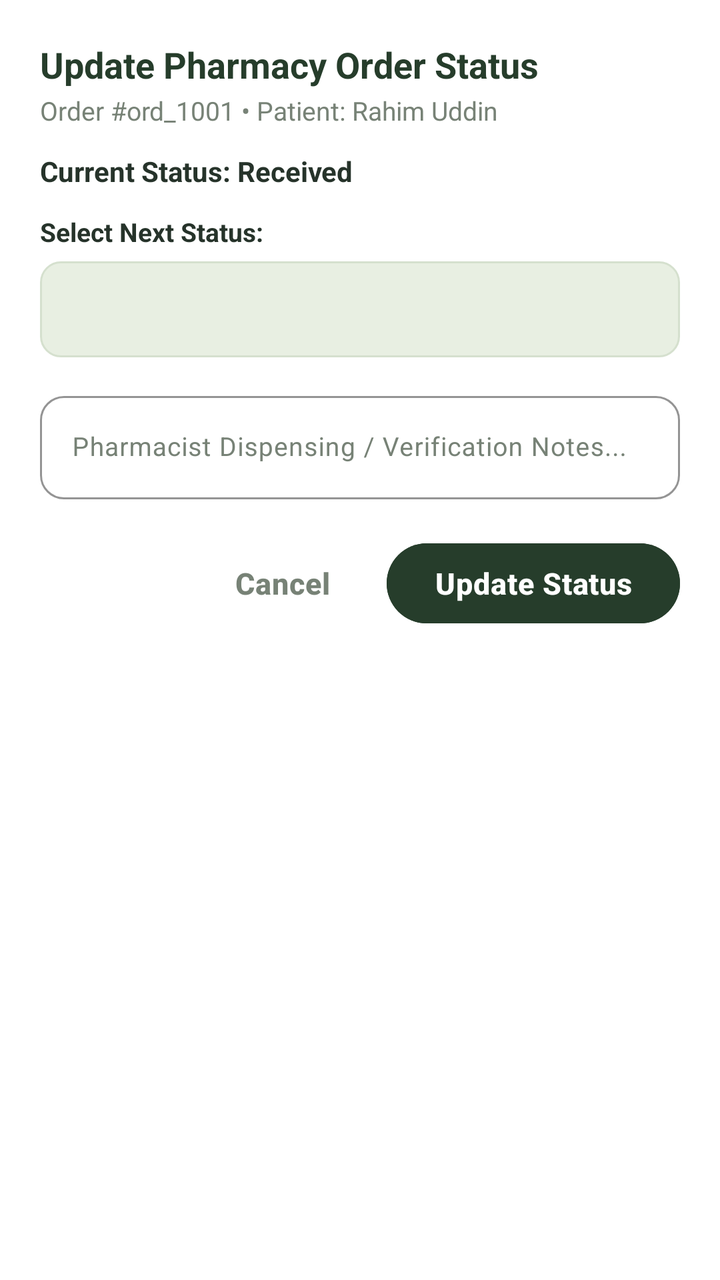
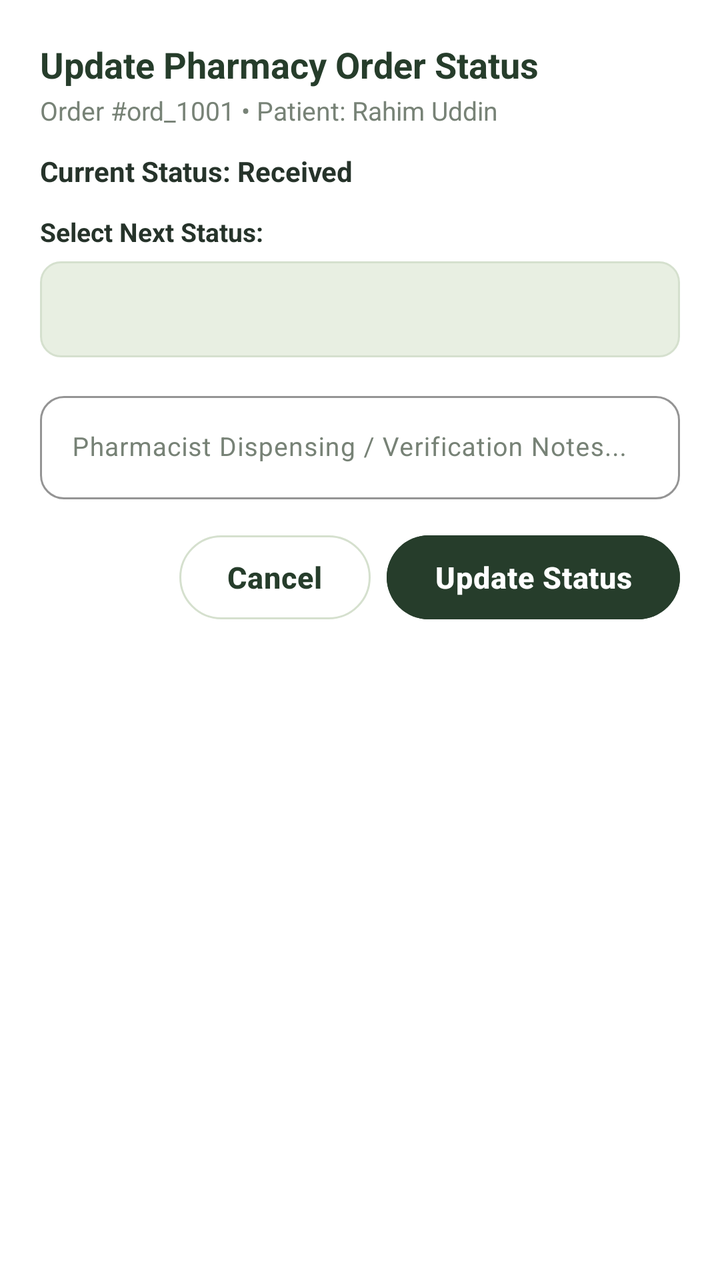

The first picture is an Android layout as it rendered before a commit; the second is the same layout after the commit. The layout source and the unified diff follow.
<!-- AndroidManifest.xml: application theme Theme.AROHI -->
<!-- res/layout/dialog_manage_order_status.xml -->
<?xml version="1.0" encoding="utf-8"?>
<LinearLayout
    xmlns:android="http://schemas.android.com/apk/res/android"
    xmlns:app="http://schemas.android.com/apk/res-auto"
    android:layout_width="match_parent"
    android:layout_height="wrap_content"
    android:orientation="vertical"
    android:padding="20dp"
    android:background="@color/white">

    <TextView
        android:layout_width="wrap_content"
        android:layout_height="wrap_content"
        android:text="Update Pharmacy Order Status"
        android:textColor="@color/deep_forest_green"
        android:textSize="18sp"
        android:textStyle="bold" />

    <TextView
        android:id="@+id/tvManageOrderId"
        android:layout_width="wrap_content"
        android:layout_height="wrap_content"
        android:layout_marginTop="2dp"
        android:text="Order #ord_1001 • Patient: Rahim Uddin"
        android:textColor="@color/text_secondary"
        android:textSize="13sp" />

    <TextView
        android:id="@+id/tvCurrentStatusLabel"
        android:layout_width="wrap_content"
        android:layout_height="wrap_content"
        android:layout_marginTop="12dp"
        android:text="Current Status: Received"
        android:textColor="@color/text_primary"
        android:textSize="14sp"
        android:textStyle="bold" />

    <TextView
        android:layout_width="wrap_content"
        android:layout_height="wrap_content"
        android:layout_marginTop="12dp"
        android:text="Select Next Status:"
        android:textColor="@color/text_primary"
        android:textSize="13sp"
        android:textStyle="bold" />

    <Spinner
        android:id="@+id/spinnerNextStatus"
        android:layout_width="match_parent"
        android:layout_height="48dp"
        android:layout_marginTop="6dp"
        android:background="@drawable/bg_card_subtle"
        android:paddingHorizontal="10dp" />

    <com.google.android.material.textfield.TextInputLayout
        style="@style/Widget.Material3.TextInputLayout.OutlinedBox"
        android:layout_width="match_parent"
        android:layout_height="wrap_content"
        android:layout_marginTop="14dp"
        app:boxStrokeColor="@color/border_focused">

        <com.google.android.material.textfield.TextInputEditText
            android:id="@+id/etPharmacistNotes"
            android:layout_width="match_parent"
            android:layout_height="wrap_content"
            android:hint="Pharmacist Dispensing / Verification Notes..."
            android:inputType="textMultiLine"
            android:maxLines="3"
            android:textSize="13sp" />
    </com.google.android.material.textfield.TextInputLayout>

    <LinearLayout
        android:layout_width="match_parent"
        android:layout_height="wrap_content"
        android:layout_marginTop="18dp"
        android:orientation="horizontal"
        android:gravity="end">

        <com.google.android.material.button.MaterialButton
            android:id="@+id/btnCancelStatusDialog"
            style="@style/Widget.Material3.Button.TextButton"
            android:layout_width="wrap_content"
            android:layout_height="wrap_content"
            android:text="Cancel"
            android:textColor="@color/text_secondary" />

        <com.google.android.material.button.MaterialButton
            android:id="@+id/btnConfirmStatusUpdate"
            style="@style/Widget.Material3.Button"
            android:layout_width="wrap_content"
            android:layout_height="wrap_content"
            android:layout_marginStart="8dp"
            android:backgroundTint="@color/deep_forest_green"
            android:text="Update Status"
            android:textColor="@color/white" />
    </LinearLayout>
</LinearLayout>
<!-- resources referenced by this layout -->
<resources>
  <style name="Theme.AROHI" parent="Theme.Material3.Light.NoActionBar">
          
          <item name="colorPrimary">@color/primary_moss_green</item>
          <item name="colorOnPrimary">@color/white</item>
          <item name="colorPrimaryContainer">@color/pale_mint</item>
          <item name="colorOnPrimaryContainer">@color/deep_forest_green</item>
  
          <item name="colorSecondary">@color/secondary_sage</item>
          <item name="colorOnSecondary">@color/white</item>
          <item name="colorSecondaryContainer">@color/soft_sage</item>
          <item name="colorOnSecondaryContainer">@color/deep_forest_green</item>
  
          <item name="colorTertiary">@color/deep_forest_green</item>
          <item name="colorOnTertiary">@color/white</item>
  
          <item name="colorError">@color/status_emergency</item>
          <item name="colorOnError">@color/white</item>
          <item name="colorErrorContainer">@color/status_emergency_bg</item>
          <item name="colorOnErrorContainer">@color/status_emergency</item>
  
          
          <item name="android:windowBackground">@color/warm_ivory</item>
          <item name="android:colorBackground">@color/warm_ivory</item>
          <item name="colorSurface">@color/surface_card</item>
          <item name="colorOnSurface">@color/text_primary</item>
          <item name="colorSurfaceVariant">@color/pale_mint</item>
          <item name="colorOnSurfaceVariant">@color/text_secondary</item>
          <item name="colorOutline">@color/border_stroke</item>
  
          
          <item name="android:statusBarColor">@color/deep_forest_green</item>
          <item name="android:navigationBarColor">@color/warm_ivory</item>
          <item name="android:windowLightStatusBar">false</item>
  
          
          <item name="materialButtonStyle">@style/Widget.AROHI.Button.Primary</item>
          <item name="textInputStyle">@style/Widget.AROHI.TextInputLayout</item>
          <item name="materialCardViewStyle">@style/Widget.AROHI.Card</item>
      </style>
  <!-- unchanged entries left out for length: 24 -->
</resources>

<!-- the commit's change to res/layout/dialog_manage_order_status.xml (unified diff, before → after) -->
@@ -78,20 +78,28 @@
 
         <com.google.android.material.button.MaterialButton
             android:id="@+id/btnCancelStatusDialog"
-            style="@style/Widget.Material3.Button.TextButton"
+            style="@style/Widget.Material3.Button.OutlinedButton"
             android:layout_width="wrap_content"
-            android:layout_height="wrap_content"
+            android:layout_height="42dp"
+            android:insetTop="0dp"
+            android:insetBottom="0dp"
             android:text="Cancel"
-            android:textColor="@color/text_secondary" />
+            android:textColor="@color/deep_forest_green"
+            app:cornerRadius="21dp"
+            app:strokeColor="@color/border_stroke"
+            app:strokeWidth="1dp" />
 
         <com.google.android.material.button.MaterialButton
             android:id="@+id/btnConfirmStatusUpdate"
             style="@style/Widget.Material3.Button"
             android:layout_width="wrap_content"
-            android:layout_height="wrap_content"
+            android:layout_height="42dp"
             android:layout_marginStart="8dp"
+            android:insetTop="0dp"
+            android:insetBottom="0dp"
             android:backgroundTint="@color/deep_forest_green"
             android:text="Update Status"
-            android:textColor="@color/white" />
+            android:textColor="@color/white"
+            app:cornerRadius="21dp" />
     </LinearLayout>
 </LinearLayout>
<!-- resource entries referenced after the edit -->
@@ -38,6 +38,39 @@
           <item name="materialButtonStyle">@style/Widget.AROHI.Button.Primary</item>
           <item name="textInputStyle">@style/Widget.AROHI.TextInputLayout</item>
           <item name="materialCardViewStyle">@style/Widget.AROHI.Card</item>
+          <item name="materialAlertDialogTheme">@style/ThemeOverlay.AROHI.MaterialAlertDialog</item>
+          <item name="alertDialogTheme">@style/ThemeOverlay.AROHI.MaterialAlertDialog</item>
+      </style>
+  <style name="ThemeOverlay.AROHI.MaterialAlertDialog" parent="ThemeOverlay.Material3.MaterialAlertDialog">
+          <item name="buttonBarPositiveButtonStyle">@style/Widget.AROHI.Dialog.Button.Positive</item>
+          <item name="buttonBarNegativeButtonStyle">@style/Widget.AROHI.Dialog.Button.Negative</item>
+          <item name="buttonBarNeutralButtonStyle">@style/Widget.AROHI.Dialog.Button.Negative</item>
+          <item name="shapeAppearanceOverlay">@style/ShapeAppearance.AROHI.Dialog</item>
+      </style>
+  <style name="Widget.AROHI.Dialog.Button.Positive" parent="Widget.Material3.Button">
+          <item name="android:textColor">@color/white</item>
+          <item name="android:textSize">13sp</item>
+          <item name="android:textStyle">bold</item>
+          <item name="android:minHeight">38dp</item>
+          <item name="android:insetTop">0dp</item>
+          <item name="android:insetBottom">0dp</item>
+          <item name="backgroundTint">@color/primary_moss_green</item>
+          <item name="cornerRadius">19dp</item>
+      </style>
+  <style name="Widget.AROHI.Dialog.Button.Negative" parent="Widget.Material3.Button.OutlinedButton">
+          <item name="android:textColor">@color/deep_forest_green</item>
+          <item name="android:textSize">13sp</item>
+          <item name="android:textStyle">bold</item>
+          <item name="android:minHeight">38dp</item>
+          <item name="android:insetTop">0dp</item>
+          <item name="android:insetBottom">0dp</item>
+          <item name="backgroundTint">@color/surface_card</item>
+          <item name="strokeColor">@color/border_stroke</item>
+          <item name="strokeWidth">1dp</item>
+          <item name="cornerRadius">19dp</item>
+      </style>
+  <style name="ShapeAppearance.AROHI.Dialog" parent="ShapeAppearance.Material3.Corner.Medium">
+          <item name="cornerSize">16dp</item>
       </style>
   <!-- unchanged entries left out for length: 24 -->
 </resources>
